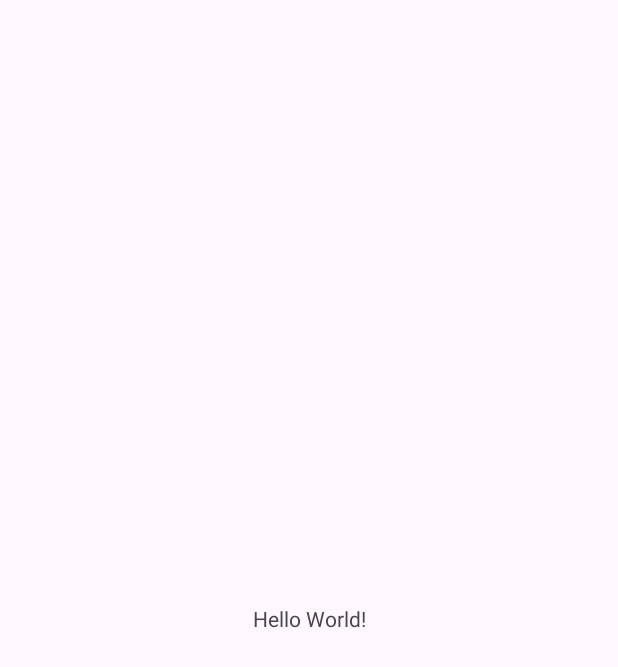
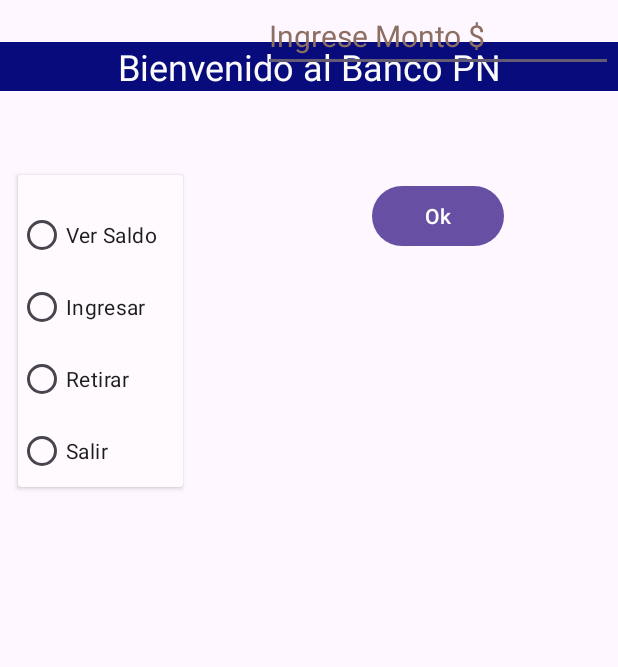
Before and after one commit to SergioM-F/Individual14_Mod5, an Android app: the screen it shows after launch (MainActivity), on a phone screen of 412 x 824 dp. Before the commit the part shown is almost empty. Shown: the top 667 px of the screen. Run offline under Robolectric (Android 15) with nearby library versions, the phone set to English and light mode, and no system bars.

Commit message:
Diseño Ok

```diff
--- a/app/src/main/res/layout/activity_main.xml
+++ b/app/src/main/res/layout/activity_main.xml
@@ -7,12 +7,87 @@
     tools:context=".MainActivity">
 
     <TextView
-        android:layout_width="wrap_content"
+        android:id="@+id/textViewTitulo"
+        android:layout_width="0dp"
         android:layout_height="wrap_content"
-        android:text="Hello World!"
-        app:layout_constraintBottom_toBottomOf="parent"
+        android:layout_marginTop="28dp"
+        android:background="#080B7C"
+        android:gravity="center_horizontal"
+        android:text="@string/bienvenido_al_banco_pn"
+        android:textColor="#FBFBFB"
+        android:textSize="24sp"
         app:layout_constraintEnd_toEndOf="parent"
+        app:layout_constraintHorizontal_bias="0.498"
         app:layout_constraintStart_toStartOf="parent"
         app:layout_constraintTop_toTopOf="parent" />
 
+    <androidx.cardview.widget.CardView
+        android:id="@+id/cardView"
+        android:layout_width="110dp"
+        android:layout_height="wrap_content"
+        android:layout_marginTop="56dp"
+        android:backgroundTint="#FEFAFD"
+        app:layout_constraintEnd_toEndOf="parent"
+        app:layout_constraintHorizontal_bias="0.04"
+        app:layout_constraintStart_toStartOf="@+id/textViewTitulo"
+        app:layout_constraintTop_toBottomOf="@+id/textViewTitulo">
+
+        <RadioGroup
+            android:id="@+id/radioGroup"
+            android:layout_width="wrap_content"
+            android:layout_height="wrap_content"
+            android:layout_marginTop="16dp">
+
+            <RadioButton
+                android:id="@+id/radioButtonSaldo"
+                android:layout_width="match_parent"
+                android:layout_height="wrap_content"
+                android:text="@string/ver_saldo" />
+
+            <RadioButton
+                android:id="@+id/radioButtonIngresar"
+                android:layout_width="match_parent"
+                android:layout_height="wrap_content"
+                android:text="@string/ingresar" />
+
+            <RadioButton
+                android:id="@+id/radioButtonRetirar"
+                android:layout_width="match_parent"
+                android:layout_height="wrap_content"
+                android:text="@string/retirar" />
+
+            <RadioButton
+                android:id="@+id/radioButtonSalir"
+                android:layout_width="match_parent"
+                android:layout_height="wrap_content"
+                android:text="@string/salir" />
+        </RadioGroup>
+    </androidx.cardview.widget.CardView>
+
+    <EditText
+        android:id="@+id/editTextSup"
+        android:layout_width="wrap_content"
+        android:layout_height="wrap_content"
+        android:layout_marginStart="50dp"
+        android:autofillHints=""
+        android:ems="10"
+        android:hint="@string/ingrese_monto"
+        android:inputType="text"
+        android:textColorHint="#8D6E63"
+        android:textSize="20sp"
+        app:layout_constraintEnd_toEndOf="@+id/textViewTitulo"
+        app:layout_constraintStart_toEndOf="@+id/cardView"
+        tools:ignore="MissingConstraints"
+        tools:layout_editor_absoluteY="156dp" />
+
+    <Button
+        android:id="@+id/buttonOk"
+        android:layout_width="wrap_content"
+        android:layout_height="wrap_content"
+        android:layout_marginTop="72dp"
+        android:text="@string/ok"
+        app:layout_constraintEnd_toEndOf="@+id/editTextSup"
+        app:layout_constraintStart_toStartOf="@+id/editTextSup"
+        app:layout_constraintTop_toBottomOf="@+id/editTextSup"
+        tools:ignore="MissingConstraints" />
 </androidx.constraintlayout.widget.ConstraintLayout>
--- a/app/src/main/res/values/strings.xml
+++ b/app/src/main/res/values/strings.xml
@@ -1,3 +1,10 @@
 <resources>
     <string name="app_name">Individual14_Mod5</string>
+    <string name="ok">Ok</string>
+    <string name="ingrese_monto">Ingrese Monto $</string>
+    <string name="salir">Salir</string>
+    <string name="retirar">Retirar</string>
+    <string name="ingresar">Ingresar</string>
+    <string name="ver_saldo">Ver Saldo</string>
+    <string name="bienvenido_al_banco_pn">Bienvenido al Banco PN</string>
 </resources>
```
